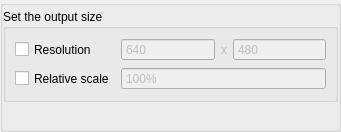
The window that src/display/qt/dialogs/ui/output_resolution_dialog.ui (mrehkopf/vcs) describes before a commit, drawn with Qt 5.
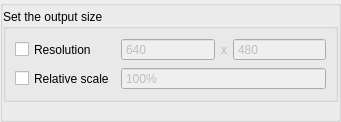
The same window after the commit.

Commit message: gui: Tweak styling a bit here and there

```diff
--- a/src/display/qt/dialogs/ui/output_resolution_dialog.ui
+++ b/src/display/qt/dialogs/ui/output_resolution_dialog.ui
@@ -7,7 +7,7 @@
     <x>0</x>
     <y>0</y>
     <width>341</width>
-    <height>132</height>
+    <height>122</height>
    </rect>
   </property>
   <property name="windowTitle">
@@ -48,7 +48,7 @@
        <number>0</number>
       </property>
       <property name="bottomMargin">
-       <number>10</number>
+       <number>0</number>
       </property>
       <item>
        <widget class="QGroupBox" name="groupBox">
```
The commit also changes 3 other files.
